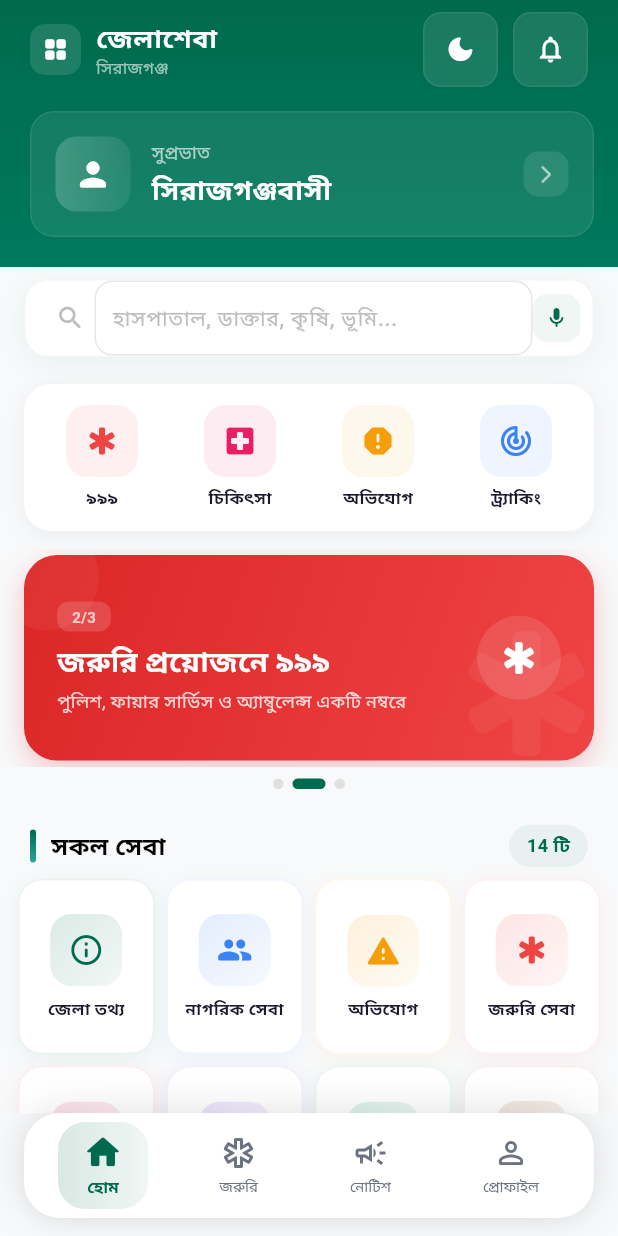
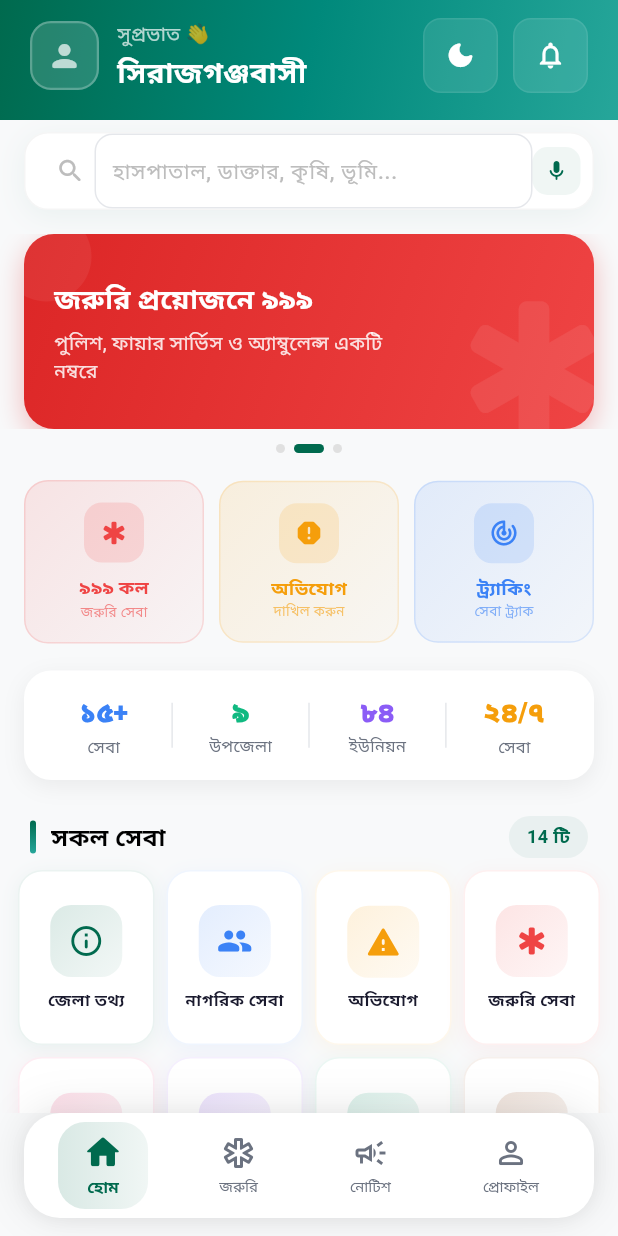
Before and after one commit to Atikul-debug/Jelasheba-App, a Flutter app: the screen it shows after launch, on a phone screen of 412 x 824 dp. Run offline on Flutter 3.47's test engine with Material 3 defaults, Android fonts, the phone set to English and light mode, and no system bars; our stand-ins replace shared_preferences.

Commit message:
Revert header/slider to previous working design
Reverted last 2 header redesign commits (bad5f0d, d5e7408).
Restored: avatar + greeting row header, 3 quick action cards,
stats row, original banner slider design.
Search fix and pinned search bar still active.

Co-Authored-By: Claude Opus 4.6 (1M context) <noreply@anthropic.com>

```diff
--- a/lib/features/home/screens/home_screen.dart
+++ b/lib/features/home/screens/home_screen.dart
@@ -172,55 +172,57 @@ class _HomeScreenState extends State<HomeScreen> with TickerProviderStateMixin {
     return CustomScrollView(
       physics: const BouncingScrollPhysics(),
       slivers: [
-        // Premium Header
+        // Fixed Header - scrolls with content, never collapses
         SliverToBoxAdapter(
           child: Container(
             decoration: BoxDecoration(
-              color: isDark ? AppColors.darkSurface : AppColors.primary,
+              gradient: LinearGradient(
+                begin: Alignment.topLeft,
+                end: Alignment.bottomRight,
+                colors: isDark
+                    ? [AppColors.darkSurface, const Color(0xFF1A2332)]
+                    : [const Color(0xFF006A4E), const Color(0xFF00897B), const Color(0xFF26A69A)],
+              ),
             ),
             child: SafeArea(
               bottom: false,
-              child: Container(
-                padding: const EdgeInsets.fromLTRB(20, 8, 16, 20),
+              child: Padding(
+                padding: const EdgeInsets.fromLTRB(20, 12, 16, 18),
+                child: Row(
+                  children: [
+                    // Avatar
+                    Container(
+                      width: 46, height: 46,
                       decoration: BoxDecoration(
-                  gradient: LinearGradient(
-                    begin: Alignment.topCenter,
-                    end: Alignment.bottomCenter,
-                    colors: isDark
-                        ? [AppColors.darkSurface, AppColors.darkBackground]
-                        : [const Color(0xFF006A4E), const Color(0xFF00795C)],
+                        color: Colors.white.withValues(alpha: 0.15),
+                        borderRadius: BorderRadius.circular(14),
+                        border: Border.all(color: Colors.white.withValues(alpha: 0.25), width: 1.5),
+                      ),
+                      child: Center(
+                        child: appProvider.isLoggedIn
+                            ? Text(appProvider.userName.isNotEmpty ? appProvider.userName[0].toUpperCase() : 'U', style: const TextStyle(color: Colors.white, fontSize: 20, fontWeight: FontWeight.w800))
+                            : const Icon(Icons.person_rounded, color: Colors.white70, size: 24),
                       ),
                     ),
+                    const SizedBox(width: 12),
+                    // Greeting + Name
+                    Expanded(
                       child: Column(
-                  children: [
-                    // Top row - actions
-                    Row(
-                      mainAxisAlignment: MainAxisAlignment.spaceBetween,
-                      children: [
-                        // App name
-                        Row(
-                          children: [
-                            Container(
-                              padding: const EdgeInsets.all(8),
-                              decoration: BoxDecoration(
-                                color: Colors.white.withValues(alpha: 0.12),
-                                borderRadius: BorderRadius.circular(10),
-                              ),
-                              child: const Icon(Icons.grid_view_rounded, size: 18, color: Colors.white),
-                            ),
-                            const SizedBox(width: 10),
-                            Column(
                         crossAxisAlignment: CrossAxisAlignment.start,
                         children: [
-                                const Text('জেলাশেবা', style: TextStyle(color: Colors.white, fontSize: 17, fontWeight: FontWeight.w800, letterSpacing: 0.5)),
-                                Text('সিরাজগঞ্জ', style: TextStyle(color: Colors.white.withValues(alpha: 0.6), fontSize: 11, fontWeight: FontWeight.w500)),
-                              ],
+                          Text(
+                            '${_getGreeting()} 👋',
+                            style: TextStyle(color: Colors.white.withValues(alpha: 0.7), fontSize: 13),
+                          ),
+                          const SizedBox(height: 2),
+                          Text(
+                            appProvider.isLoggedIn ? appProvider.userName : 'সিরাজগঞ্জবাসী',
+                            style: const TextStyle(color: Colors.white, fontSize: 19, fontWeight: FontWeight.w800),
                           ),
                         ],
                       ),
-                        // Actions
-                        Row(
-                          children: [
+                    ),
+                    // Action buttons
                     _buildAppBarAction(
                       icon: appProvider.isDarkMode ? Icons.light_mode_rounded : Icons.dark_mode_rounded,
                       onTap: () => appProvider.toggleDarkMode(),
@@ -230,64 +232,6 @@ class _HomeScreenState extends State<HomeScreen> with TickerProviderStateMixin {
                       icon: Icons.notifications_outlined,
                       onTap: () => _showNotifications(),
                       showBadge: appProvider.notifications.isNotEmpty,
-                            ),
-                          ],
-                        ),
-                      ],
-                    ),
-                    const SizedBox(height: 16),
-                    // Greeting card
-                    Container(
-                      width: double.infinity,
-                      padding: const EdgeInsets.all(16),
-                      decoration: BoxDecoration(
-                        color: Colors.white.withValues(alpha: 0.08),
-                        borderRadius: BorderRadius.circular(16),
-                        border: Border.all(color: Colors.white.withValues(alpha: 0.08)),
-                      ),
-                      child: Row(
-                        children: [
-                          // Avatar
-                          Container(
-                            width: 50, height: 50,
-                            decoration: BoxDecoration(
-                              gradient: LinearGradient(
-                                colors: [Colors.white.withValues(alpha: 0.2), Colors.white.withValues(alpha: 0.08)],
-                              ),
-                              borderRadius: BorderRadius.circular(14),
-                            ),
-                            child: Center(
-                              child: appProvider.isLoggedIn
-                                  ? Text(appProvider.userName.isNotEmpty ? appProvider.userName[0].toUpperCase() : 'U', style: const TextStyle(color: Colors.white, fontSize: 22, fontWeight: FontWeight.w800))
-                                  : const Icon(Icons.person_rounded, color: Colors.white, size: 26),
-                            ),
-                          ),
-                          const SizedBox(width: 14),
-                          // Text
-                          Expanded(
-                            child: Column(
-                              crossAxisAlignment: CrossAxisAlignment.start,
-                              children: [
-                                Text(_getGreeting(), style: TextStyle(color: Colors.white.withValues(alpha: 0.65), fontSize: 12)),
-                                const SizedBox(height: 3),
-                                Text(
-                                  appProvider.isLoggedIn ? appProvider.userName : 'সিরাজগঞ্জবাসী',
-                                  style: const TextStyle(color: Colors.white, fontSize: 18, fontWeight: FontWeight.w700),
-                                ),
-                              ],
-                            ),
-                          ),
-                          // Arrow
-                          Container(
-                            padding: const EdgeInsets.all(8),
-                            decoration: BoxDecoration(
-                              color: Colors.white.withValues(alpha: 0.1),
-                              borderRadius: BorderRadius.circular(10),
-                            ),
-                            child: const Icon(Icons.arrow_forward_ios_rounded, size: 14, color: Colors.white60),
-                          ),
-                        ],
-                      ),
                     ),
                   ],
                 ),
@@ -310,85 +254,46 @@ class _HomeScreenState extends State<HomeScreen> with TickerProviderStateMixin {
           ),
         ),
 
-        // Quick Actions - 4 icons row (hidden during search)
+        // Auto-scroll Banner (hidden during search)
         if (_searchQuery.isEmpty)
         SliverToBoxAdapter(
           child: Padding(
-            padding: const EdgeInsets.fromLTRB(16, 10, 16, 6),
-            child: Container(
-              padding: const EdgeInsets.symmetric(vertical: 14, horizontal: 6),
-              decoration: BoxDecoration(
-                color: isDark ? AppColors.darkCard : Colors.white,
-                borderRadius: BorderRadius.circular(18),
-                boxShadow: isDark ? [] : [BoxShadow(color: Colors.black.withValues(alpha: 0.05), blurRadius: 12, offset: const Offset(0, 3))],
-              ),
-              child: Row(
-                children: [
-                  _buildQuickIcon(Icons.emergency_rounded, '৯৯৯', const Color(0xFFEF4444), () => Helpers.makePhoneCall('999')),
-                  _buildQuickIcon(Icons.local_hospital_rounded, 'চিকিৎসা', const Color(0xFFE91E63), () => Navigator.push(context, MaterialPageRoute(builder: (_) => const HealthScreen()))),
-                  _buildQuickIcon(Icons.report_rounded, 'অভিযোগ', const Color(0xFFF59E0B), () => Navigator.push(context, MaterialPageRoute(builder: (_) => const GrievanceScreen()))),
-                  _buildQuickIcon(Icons.track_changes_rounded, 'ট্র্যাকিং', const Color(0xFF3B82F6), () => Navigator.push(context, MaterialPageRoute(builder: (_) => const EServicesScreen()))),
-                ],
-              ),
-            ),
-          ),
-        ),
-
-        // Banner Slider (hidden during search)
-        if (_searchQuery.isEmpty)
-        SliverToBoxAdapter(
-          child: Padding(
-            padding: const EdgeInsets.fromLTRB(0, 6, 0, 4),
+            padding: const EdgeInsets.fromLTRB(0, 8, 0, 4),
             child: Column(
               children: [
                 SizedBox(
-                  height: 145,
+                  height: 130,
                   child: PageView.builder(
                     controller: _bannerController,
                     onPageChanged: (i) => setState(() => _currentBanner = i),
                     itemCount: _banners.length,
                     itemBuilder: (context, index) {
                       final banner = _banners[index];
-                      final colors = banner['gradient'] as List<Color>;
                       return Container(
-                        margin: const EdgeInsets.symmetric(horizontal: 16, vertical: 4),
+                        margin: const EdgeInsets.symmetric(horizontal: 16),
                         decoration: BoxDecoration(
-                          gradient: LinearGradient(begin: Alignment.topLeft, end: Alignment.bottomRight, colors: colors),
-                          borderRadius: BorderRadius.circular(22),
-                          boxShadow: [BoxShadow(color: colors[0].withValues(alpha: 0.25), blurRadius: 16, offset: const Offset(0, 6))],
+                          gradient: LinearGradient(
+                            begin: Alignment.topLeft, end: Alignment.bottomRight,
+                            colors: banner['gradient'] as List<Color>,
+                          ),
+                          borderRadius: BorderRadius.circular(20),
+                          boxShadow: [BoxShadow(color: (banner['gradient'] as List<Color>)[0].withValues(alpha: 0.3), blurRadius: 16, offset: const Offset(0, 6))],
                         ),
                         child: Stack(
                           children: [
-                            // Background icon
-                            Positioned(right: -10, bottom: -10, child: Icon(banner['icon'] as IconData, size: 110, color: Colors.white.withValues(alpha: 0.06))),
-                            Positioned(top: -20, left: -20, child: Container(width: 70, height: 70, decoration: BoxDecoration(shape: BoxShape.circle, color: Colors.white.withValues(alpha: 0.05)))),
-                            // Content
+                            Positioned(right: -20, bottom: -20, child: Icon(banner['icon'] as IconData, size: 120, color: Colors.white.withValues(alpha: 0.08))),
+                            Positioned(top: -15, left: -15, child: Container(width: 60, height: 60, decoration: BoxDecoration(shape: BoxShape.circle, color: Colors.white.withValues(alpha: 0.06)))),
                             Padding(
-                              padding: const EdgeInsets.all(22),
-                              child: Row(
-                                children: [
-                                  Expanded(
+                              padding: const EdgeInsets.all(20),
                               child: Column(
                                 crossAxisAlignment: CrossAxisAlignment.start,
                                 mainAxisAlignment: MainAxisAlignment.center,
                                 children: [
-                                        Container(
-                                          padding: const EdgeInsets.symmetric(horizontal: 10, vertical: 3),
-                                          decoration: BoxDecoration(color: Colors.white.withValues(alpha: 0.15), borderRadius: BorderRadius.circular(8)),
-                                          child: Text('${index + 1}/${_banners.length}', style: TextStyle(color: Colors.white.withValues(alpha: 0.7), fontSize: 10, fontWeight: FontWeight.w600)),
-                                        ),
-                                        const SizedBox(height: 8),
-                                        Text(banner['title'] as String, style: const TextStyle(color: Colors.white, fontSize: 19, fontWeight: FontWeight.w800, height: 1.2)),
+                                  Text(banner['title'] as String, style: const TextStyle(color: Colors.white, fontSize: 18, fontWeight: FontWeight.w800)),
                                   const SizedBox(height: 6),
-                                        Text(banner['subtitle'] as String, style: TextStyle(color: Colors.white.withValues(alpha: 0.8), fontSize: 12, height: 1.4), maxLines: 2, overflow: TextOverflow.ellipsis),
-                                      ],
-                                    ),
-                                  ),
-                                  const SizedBox(width: 10),
-                                  Container(
-                                    padding: const EdgeInsets.all(14),
-                                    decoration: BoxDecoration(color: Colors.white.withValues(alpha: 0.12), shape: BoxShape.circle),
-                                    child: Icon(banner['icon'] as IconData, size: 28, color: Colors.white),
+                                  SizedBox(
+                                    width: MediaQuery.of(context).size.width * 0.6,
+                                    child: Text(banner['subtitle'] as String, style: TextStyle(color: Colors.white.withValues(alpha: 0.85), fontSize: 13, height: 1.4)),
                                   ),
                                 ],
                               ),
@@ -399,22 +304,69 @@ class _HomeScreenState extends State<HomeScreen> with TickerProviderStateMixin {
                     },
                   ),
                 ),
-                const SizedBox(height: 8),
-                // Dot indicators
+                const SizedBox(height: 10),
                 Row(
                   mainAxisAlignment: MainAxisAlignment.center,
                   children: List.generate(_banners.length, (i) => AnimatedContainer(
                     duration: const Duration(milliseconds: 300),
                     margin: const EdgeInsets.symmetric(horizontal: 3),
-                    width: _currentBanner == i ? 22 : 7,
-                    height: 7,
+                    width: _currentBanner == i ? 20 : 6,
+                    height: 6,
                     decoration: BoxDecoration(
                       color: _currentBanner == i ? AppColors.primary : (isDark ? Colors.white24 : Colors.grey[300]),
-                      borderRadius: BorderRadius.circular(4),
+                      borderRadius: BorderRadius.circular(3),
                     ),
                   )),
                 ),
               ],
+            ),
+          ),
+        ),
+
+        // Quick Actions (hidden during search)
+        if (_searchQuery.isEmpty)
+        SliverToBoxAdapter(
+          child: Padding(
+            padding: const EdgeInsets.fromLTRB(16, 14, 16, 4),
+            child: Row(
+              children: [
+                _buildQuickActionPremium('৯৯৯ কল', Icons.emergency_rounded, AppColors.error, 'জরুরি সেবা', () => Helpers.makePhoneCall('999')),
+                const SizedBox(width: 10),
+                _buildQuickActionPremium('অভিযোগ', Icons.report_rounded, const Color(0xFFF59E0B), 'দাখিল করুন', () {
+                  Navigator.push(context, MaterialPageRoute(builder: (_) => const GrievanceScreen()));
+                }),
+                const SizedBox(width: 10),
+                _buildQuickActionPremium('ট্র্যাকিং', Icons.track_changes_rounded, AppColors.info, 'সেবা ট্র্যাক', () {
+                  Navigator.push(context, MaterialPageRoute(builder: (_) => const EServicesScreen()));
+                }),
+              ],
+            ),
+          ),
+        ),
+
+        // Stats Row (hidden during search)
+        if (_searchQuery.isEmpty)
+        SliverToBoxAdapter(
+          child: Padding(
+            padding: const EdgeInsets.fromLTRB(16, 14, 16, 4),
+            child: Container(
+              padding: const EdgeInsets.symmetric(vertical: 14, horizontal: 8),
+              decoration: BoxDecoration(
+                color: isDark ? AppColors.darkCard : Colors.white,
+                borderRadius: BorderRadius.circular(18),
+                boxShadow: isDark ? [] : AppColors.softShadow,
+              ),
+              child: Row(
+                children: [
+                  _buildStatItem('১৫+', 'সেবা', const Color(0xFF3B82F6)),
+                  _buildStatDivider(isDark),
+                  _buildStatItem('৯', 'উপজেলা', const Color(0xFF10B981)),
+                  _buildStatDivider(isDark),
+                  _buildStatItem('৮৪', 'ইউনিয়ন', const Color(0xFF8B5CF6)),
+                  _buildStatDivider(isDark),
+                  _buildStatItem('২৪/৭', 'সেবা', const Color(0xFFF59E0B)),
+                ],
+              ),
             ),
           ),
         ),
@@ -651,6 +603,21 @@ class _HomeScreenState extends State<HomeScreen> with TickerProviderStateMixin {
     );
   }
 
+  Widget _buildStatItem(String value, String label, Color color) {
+    return Expanded(
+      child: Column(
+        children: [
+          Text(value, style: TextStyle(fontSize: 18, fontWeight: FontWeight.w900, color: color)),
+          const SizedBox(height: 2),
+          Text(label, style: const TextStyle(fontSize: 11, color: AppColors.textSecondary, fontWeight: FontWeight.w500)),
+        ],
+      ),
+    );
+  }
+
+  Widget _buildStatDivider(bool isDark) {
+    return Container(width: 1, height: 30, color: isDark ? Colors.white.withValues(alpha: 0.06) : const Color(0xFFE5E7EB));
+  }
 
   // Search keywords mapping for each service
   static const Map<String, List<String>> _searchKeywords = {
@@ -797,24 +764,40 @@ class _HomeScreenState extends State<HomeScreen> with TickerProviderStateMixin {
     );
   }
 
-  Widget _buildQuickIcon(IconData icon, String label, Color color, VoidCallback onTap) {
+  Widget _buildQuickActionPremium(String title, IconData icon, Color color, String subtitle, VoidCallback onTap) {
     final isDark = Theme.of(context).brightness == Brightness.dark;
     return Expanded(
-      child: GestureDetector(
+      child: Material(
+        color: Colors.transparent,
+        child: InkWell(
           onTap: onTap,
+          borderRadius: BorderRadius.circular(16),
+          child: Container(
+            padding: const EdgeInsets.symmetric(vertical: 14, horizontal: 8),
+            decoration: BoxDecoration(
+              gradient: LinearGradient(
+                begin: Alignment.topLeft, end: Alignment.bottomRight,
+                colors: [color.withValues(alpha: isDark ? 0.2 : 0.12), color.withValues(alpha: isDark ? 0.08 : 0.03)],
+              ),
+              borderRadius: BorderRadius.circular(16),
+              border: Border.all(color: color.withValues(alpha: 0.15)),
+            ),
             child: Column(
               children: [
                 Container(
-              padding: const EdgeInsets.all(12),
+                  padding: const EdgeInsets.all(10),
                   decoration: BoxDecoration(
-                color: color.withValues(alpha: isDark ? 0.15 : 0.08),
-                borderRadius: BorderRadius.circular(14),
+                    color: color.withValues(alpha: 0.15),
+                    borderRadius: BorderRadius.circular(12),
                   ),
-              child: Icon(icon, color: color, size: 24),
+                  child: Icon(icon, color: color, size: 20),
                 ),
-            const SizedBox(height: 6),
-            Text(label, style: TextStyle(fontSize: 11, fontWeight: FontWeight.w600, color: isDark ? Colors.white : AppColors.textPrimary)),
+                const SizedBox(height: 8),
+                Text(title, style: TextStyle(color: color, fontSize: 12, fontWeight: FontWeight.w700)),
+                Text(subtitle, style: TextStyle(color: color.withValues(alpha: 0.6), fontSize: 9, fontWeight: FontWeight.w500)),
               ],
+            ),
+          ),
         ),
       ),
     );
```
Lines whose indentation alone changed are shown as unchanged.
